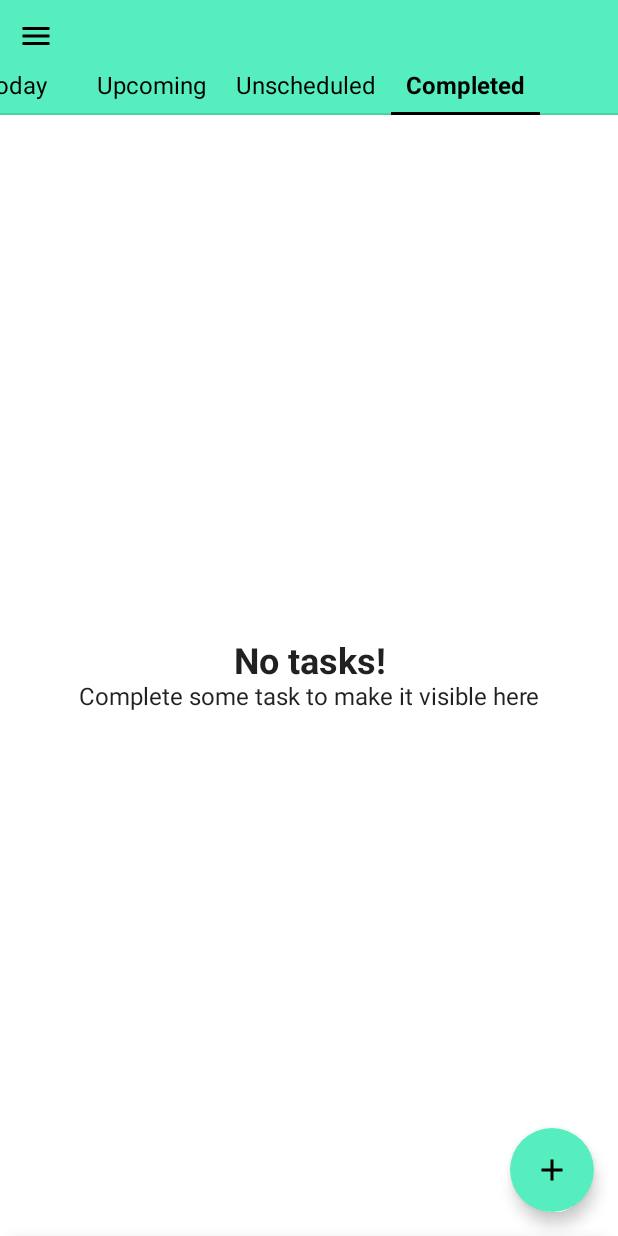
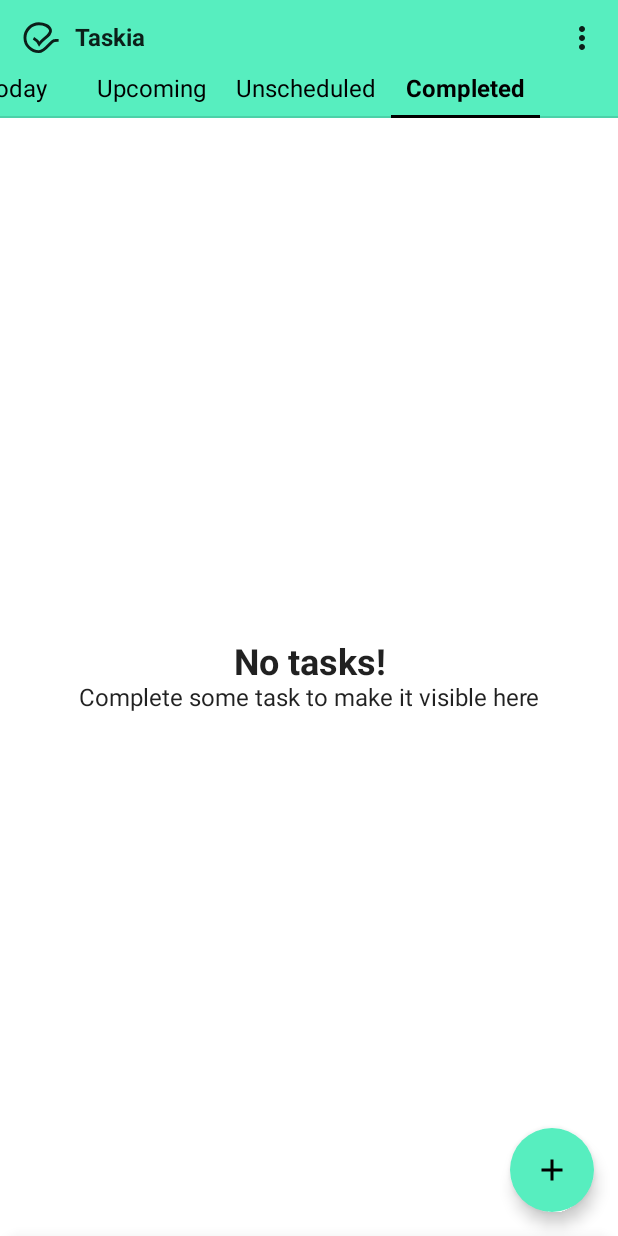
Before and after one commit to mateusz800/Taskia, an Android app built with Jetpack Compose: the screen it shows after launch (MainActivity), tab 4 chosen, on a phone screen of 412 x 824 dp. Run offline under Robolectric (Android 15) with nearby library versions, the phone set to English and light mode, and no system bars; our stand-ins replace Dagger/Hilt's generated code, Room's generated code, livedata-compose; 1 statement that could not run was skipped.

Commit message:
Unsaved changes alert; fix app launching; more icon on top bar

```diff
--- a/app/build.gradle
+++ b/app/build.gradle
@@ -15,8 +15,8 @@ android {
         applicationId "com.mabn.taskia"
         minSdk 26
         targetSdk 32
-        versionCode 2
-        versionName "0.2"
+        versionCode 3
+        versionName "0.3"
 
         testInstrumentationRunner "com.mabn.taskia.domain.di.HiltTestRunner"
 
--- /dev/null
+++ b/app/src/main/java/com/mabn/taskia/domain/util/IntentAction.kt
@@ -0,0 +1,7 @@
+package com.mabn.taskia.domain.util
+
+class IntentAction {
+    companion object{
+        val ACTION_APP_LOADED = "app loaded"
+    }
+}
--- a/app/src/main/java/com/mabn/taskia/ui/MainView.kt
+++ b/app/src/main/java/com/mabn/taskia/ui/MainView.kt
@@ -1,18 +1,13 @@
 package com.mabn.taskia.ui
 
 import androidx.activity.compose.BackHandler
-import androidx.compose.foundation.layout.Column
-import androidx.compose.foundation.layout.fillMaxSize
-import androidx.compose.foundation.layout.requiredHeight
+import androidx.compose.foundation.layout.*
 import androidx.compose.foundation.shape.RoundedCornerShape
 import androidx.compose.material.*
 import androidx.compose.material.icons.Icons
 import androidx.compose.material.icons.filled.Add
-import androidx.compose.runtime.Composable
-import androidx.compose.runtime.LaunchedEffect
-import androidx.compose.runtime.collectAsState
+import androidx.compose.runtime.*
 import androidx.compose.runtime.livedata.observeAsState
-import androidx.compose.runtime.rememberCoroutineScope
 import androidx.compose.ui.ExperimentalComposeUiApi
 import androidx.compose.ui.Modifier
 import androidx.compose.ui.platform.LocalConfiguration
@@ -22,10 +17,13 @@ import androidx.compose.ui.platform.testTag
 import androidx.compose.ui.res.stringResource
 import androidx.compose.ui.tooling.preview.Preview
 import androidx.compose.ui.unit.dp
+import androidx.compose.ui.window.DialogProperties
 import androidx.hilt.navigation.compose.hiltViewModel
+import com.mabn.taskia.R
 import com.mabn.taskia.domain.model.MessageType
 import com.mabn.taskia.ui.common.TopBar
 import com.mabn.taskia.ui.common.drawer.Drawer
+import com.mabn.taskia.ui.common.optionsDropdownMenu.AlertButton
 import com.mabn.taskia.ui.taskForm.TaskFormViewModel
 import com.mabn.taskia.ui.taskForm.view.TaskForm
 import com.mabn.taskia.ui.taskList.view.TaskEntireList
@@ -42,15 +40,23 @@ fun MainView(viewModel: MainViewModel) {
     val keyboardController = LocalSoftwareKeyboardController.current
     val taskFormViewModel: TaskFormViewModel = hiltViewModel()
     val currentList = viewModel.currentList.collectAsState()
+    val formDataChanged = taskFormViewModel.dataChanged.collectAsState()
+    val showTaskChangedDialog = remember{ mutableStateOf(false)}
     val modalBottomSheetState =
         rememberModalBottomSheetState(
             initialValue = ModalBottomSheetValue.Hidden,
             confirmStateChange = {
                 if (it == ModalBottomSheetValue.Hidden) {
                     keyboardController?.hide()
+                    showTaskChangedDialog.value = false
                     taskFormViewModel.isVisible.value = false
+                    if (formDataChanged.value) {
+                        showTaskChangedDialog.value = true
+                    }
+                } else {
+                    showTaskChangedDialog.value = false
                 }
-                true
+                !formDataChanged.value
                 // it != ModalBottomSheetValue.HalfExpanded
             })
 
@@ -106,6 +112,7 @@ fun MainView(viewModel: MainViewModel) {
     }
     BackHandler(modalBottomSheetState.isVisible) {
         coroutineScope.launch(Dispatchers.Main) {
+
             hideBottomSheet()
         }
     }
@@ -186,6 +193,47 @@ fun MainView(viewModel: MainViewModel) {
 
         }
     }
+    if(showTaskChangedDialog.value) {
+        NotSavedAlert(saveFun = {
+            taskFormViewModel.saveTask()
+            hideBottomSheet()
+            showTaskChangedDialog.value = false
+        }) {
+            hideBottomSheet()
+            showTaskChangedDialog.value = false
+        }
+    }
+}
+
+@Composable
+private fun NotSavedAlert( saveFun: () -> Unit, dismissFun: () -> Unit) {
+    AlertDialog(
+        onDismissRequest = {
+        },
+        properties = DialogProperties(),
+        title = {
+            Text(stringResource(id = R.string.unsaved_changes))
+        },
+        buttons = {
+            Row(
+                modifier = Modifier.fillMaxWidth(),
+                horizontalArrangement = Arrangement.Center
+            ) {
+                AlertButton(
+                    stringResource(id = R.string.discard),
+                    onClick = {
+                        dismissFun()
+                    }
+                )
+                AlertButton(
+                    stringResource(id = R.string.save),
+                    onClick = { saveFun() }
+                )
+
+            }
+
+        }
+    )
 }
 
 
--- a/app/src/main/java/com/mabn/taskia/ui/MainViewModel.kt
+++ b/app/src/main/java/com/mabn/taskia/ui/MainViewModel.kt
@@ -1,5 +1,9 @@
 package com.mabn.taskia.ui
 
+import android.content.BroadcastReceiver
+import android.content.Context
+import android.content.Intent
+import android.content.IntentFilter
 import androidx.lifecycle.LiveData
 import androidx.lifecycle.MutableLiveData
 import androidx.lifecycle.ViewModel
@@ -7,6 +11,8 @@ import androidx.lifecycle.viewModelScope
 import com.mabn.taskia.domain.model.Message
 import com.mabn.taskia.domain.model.MessageType
 import com.mabn.taskia.domain.persistence.repository.MessageRepository
+import com.mabn.taskia.domain.util.ContextProvider
+import com.mabn.taskia.domain.util.IntentAction
 import com.mabn.taskia.ui.taskList.ListType
 import dagger.hilt.android.lifecycle.HiltViewModel
 import kotlinx.coroutines.Dispatchers
@@ -18,11 +24,29 @@ import javax.inject.Inject
 
 @HiltViewModel
 class MainViewModel @Inject constructor(
-    private val messageRepository: MessageRepository
+    private val messageRepository: MessageRepository,
+    private val contextProvider: ContextProvider
 ) : ViewModel() {
+    private val broadcastReceiver: BroadcastReceiver = object : BroadcastReceiver() {
+        override fun onReceive(context: Context, intent: Intent) {
+            when (intent.action) {
+                IntentAction.ACTION_APP_LOADED -> {
+                    viewModelScope.launch(Dispatchers.IO) { _currentState.emit(MainViewState.Loaded) }
+                }
+            }
+        }
+    }
+
     private val _currentState = MutableStateFlow<MainViewState>(MainViewState.Loading)
     val currentState: StateFlow<MainViewState>
         get() = _currentState
+
+    init {
+        val filter = IntentFilter().apply {
+            addAction(IntentAction.ACTION_APP_LOADED)
+        }
+        contextProvider.getContext().registerReceiver(broadcastReceiver, filter)
+    }
 
 
     val availableListSet = setOf(
--- a/app/src/main/java/com/mabn/taskia/ui/common/TopBar.kt
+++ b/app/src/main/java/com/mabn/taskia/ui/common/TopBar.kt
@@ -5,13 +5,17 @@ import androidx.compose.foundation.layout.*
 import androidx.compose.material.Icon
 import androidx.compose.material.IconButton
 import androidx.compose.material.MaterialTheme
+import androidx.compose.material.Text
 import androidx.compose.material.icons.Icons
-import androidx.compose.material.icons.filled.Menu
+import androidx.compose.material.icons.filled.MoreVert
 import androidx.compose.runtime.Composable
 import androidx.compose.runtime.mutableStateOf
 import androidx.compose.runtime.remember
+import androidx.compose.ui.Alignment
 import androidx.compose.ui.Modifier
+import androidx.compose.ui.res.painterResource
 import androidx.compose.ui.res.stringResource
+import androidx.compose.ui.text.font.FontWeight
 import androidx.compose.ui.tooling.preview.Preview
 import androidx.compose.ui.unit.dp
 import com.mabn.taskia.R
@@ -26,15 +30,31 @@ fun TopBar(tabs: List<Pair<String, () -> Unit>>, onMenuClick: () -> Unit) {
             .background(MaterialTheme.colors.primary)
     ) {
 
-        Row(modifier = Modifier.fillMaxWidth()) {
-            IconButton(onClick = onMenuClick) {
+        Row(
+            modifier = Modifier.fillMaxWidth(),
+            horizontalArrangement = Arrangement.SpaceBetween,
+            verticalAlignment = Alignment.CenterVertically
+        ) {
+            /*IconButton(onClick = onMenuClick) {
                 Icon(
                     Icons.Filled.Menu,
                     contentDescription = stringResource(id = R.string.menu),
                     tint = MaterialTheme.colors.onPrimary
                 )
+            }*/
+
+            Row(verticalAlignment = Alignment.CenterVertically) {
+                Icon(
+                    painter = painterResource(id = R.drawable.ic_launcher_foreground),
+                    contentDescription = null,
+                    modifier = Modifier.height(50.dp)
+                )
+                Text(
+                    stringResource(id = R.string.app_name),
+                    fontWeight = FontWeight.Bold
+                )
             }
-            /*
+
             IconButton(onClick = { menuExpanded.value = !menuExpanded.value }) {
                 Icon(
                     Icons.Filled.MoreVert,
@@ -42,19 +62,24 @@ fun TopBar(tabs: List<Pair<String, () -> Unit>>, onMenuClick: () -> Unit) {
                 )
             }
 
-             */
         }
-        Tabs(tabs = tabs)
-
         Box(
             modifier = Modifier
                 .padding(end = 10.dp)
+                .fillMaxWidth(),
+            contentAlignment = Alignment.TopEnd
         ) {
-            OptionsDropdownMenu(
-                expanded = menuExpanded.value,
-                onDismissRequest = { menuExpanded.value = false })
+            Box {
+                OptionsDropdownMenu(
+                    expanded = menuExpanded.value,
+                    onDismissRequest = { menuExpanded.value = false })
+            }
         }
+
+        Tabs(tabs = tabs)
     }
+
+
 }
 
 
--- a/app/src/main/java/com/mabn/taskia/ui/taskForm/TaskFormViewModel.kt
+++ b/app/src/main/java/com/mabn/taskia/ui/taskForm/TaskFormViewModel.kt
@@ -30,6 +30,9 @@ class TaskFormViewModel @Inject constructor(
     var isVisible = MutableStateFlow(false)
     private var _task: Task? = null
 
+    private val _dataChanged = MutableStateFlow(false)
+    val dataChanged:StateFlow<Boolean> = _dataChanged
+
     private var _currentList: ListType = ListType.Today
     private val _title = MutableStateFlow("")
     val title: StateFlow<String>
@@ -61,9 +64,11 @@ class TaskFormViewModel @Inject constructor(
 
     fun onTitleChanged(title: String) {
         _title.value = title
+        _dataChanged.value = true
     }
 
     fun updateDueToDate(value: String) {
+        _dataChanged.value = true
         viewModelScope.launch(Dispatchers.IO) {
             if (value.isBlank()) {
                 _dueTo.emit(null)
@@ -171,6 +176,7 @@ class TaskFormViewModel @Inject constructor(
         try {
             subtasks[subtasks.indexOf(subtask)] =
                 subtasks[subtasks.indexOf(subtask)].copy(title = newTitle)
+            _dataChanged.value = true
         } catch (e: IndexOutOfBoundsException) {
             e.printStackTrace()
         }
@@ -181,5 +187,6 @@ class TaskFormViewModel @Inject constructor(
         _title.value = ""
         initDueToDefaultValue()
         subtasks.clear()
+        _dataChanged.value = false
     }
 }
--- a/app/src/main/java/com/mabn/taskia/ui/taskForm/view/TaskForm.kt
+++ b/app/src/main/java/com/mabn/taskia/ui/taskForm/view/TaskForm.kt
@@ -5,9 +5,7 @@ import androidx.compose.foundation.layout.*
 import androidx.compose.foundation.shape.RoundedCornerShape
 import androidx.compose.foundation.text.KeyboardActions
 import androidx.compose.foundation.text.KeyboardOptions
-import androidx.compose.material.Icon
-import androidx.compose.material.IconButton
-import androidx.compose.material.MaterialTheme
+import androidx.compose.material.*
 import androidx.compose.material.icons.Icons
 import androidx.compose.material.icons.filled.Save
 import androidx.compose.runtime.Composable
@@ -28,18 +26,24 @@ import androidx.compose.ui.res.stringResource
 import androidx.compose.ui.text.input.ImeAction
 import androidx.compose.ui.tooling.preview.Preview
 import androidx.compose.ui.unit.dp
+import androidx.compose.ui.window.DialogProperties
 import com.mabn.taskia.R
 import com.mabn.taskia.domain.model.Task
 import com.mabn.taskia.ui.common.CustomTextField
+import com.mabn.taskia.ui.common.optionsDropdownMenu.AlertButton
 import com.mabn.taskia.ui.taskForm.TaskFormViewModel
 
 @Composable
-fun TaskForm(viewModel: TaskFormViewModel, closeFunc: () -> Unit) {
+fun TaskForm(
+    viewModel: TaskFormViewModel,
+    closeFunc: () -> Unit
+) {
     val title by viewModel.title.collectAsState()
     val dueToDayText by viewModel.dueDay.collectAsState()
     val isVisible = viewModel.isVisible.collectAsState()
     val subtasks = viewModel.subtasks
 
+    //val showAlert = remember { mutableStateOf(showNotSavedAlert) }
     Column(horizontalAlignment = Alignment.CenterHorizontally) {
         Box(
             modifier = Modifier
@@ -68,8 +72,22 @@ fun TaskForm(viewModel: TaskFormViewModel, closeFunc: () -> Unit) {
             endDateText = dueToDayText,
             updateDueTo = { value -> viewModel.updateDueToDate(value) }
         )
+        /*
+        NotSavedAlert(show = showAlert.value, saveFun = {
+            if (viewModel.verifyData()) {
+                viewModel.saveTask()
+                viewModel.clear()
+                closeFunc()
+            }
+        }) {
+            showAlert.value = false
+            closeFunc()
+        }
+
+         */
     }
 }
+
 
 @OptIn(ExperimentalComposeUiApi::class)
 @Composable
@@ -125,10 +143,10 @@ private fun TaskForm(
             addNewFun = addNewSubtaskFun,
             onTitleChanged = updateSubtaskTitle
         )
+    }
+}
 
 
-    }
-}
 
 
 @OptIn(ExperimentalComposeUiApi::class)
--- a/app/src/main/java/com/mabn/taskia/ui/taskList/TaskListViewModel.kt
+++ b/app/src/main/java/com/mabn/taskia/ui/taskList/TaskListViewModel.kt
@@ -1,5 +1,6 @@
 package com.mabn.taskia.ui.taskList
 
+import android.content.Intent
 import androidx.compose.runtime.snapshots.SnapshotStateList
 import androidx.compose.runtime.snapshots.SnapshotStateMap
 import androidx.lifecycle.LiveData
@@ -13,6 +14,7 @@ import com.mabn.taskia.domain.model.Task
 import com.mabn.taskia.domain.persistence.repository.MessageRepository
 import com.mabn.taskia.domain.persistence.repository.TaskRepository
 import com.mabn.taskia.domain.util.ContextProvider
+import com.mabn.taskia.domain.util.IntentAction
 import dagger.hilt.android.lifecycle.HiltViewModel
 import kotlinx.coroutines.Dispatchers
 import kotlinx.coroutines.Job
@@ -75,12 +77,8 @@ class TaskListViewModel @Inject constructor(
                 val prevValue = _tasks.value
                 _tasks.postValue(newTasksData)
                 if (prevValue == null) {
-                    messageRepository.insertMessage(
-                        Message(
-                            text = "Tasks loaded",
-                            type = MessageType.LOADED_EVENT
-                        )
-                    )
+                    contextProvider.getContext()
+                        .sendBroadcast(Intent(IntentAction.ACTION_APP_LOADED))
                 }
             }
         })
@@ -97,12 +95,8 @@ class TaskListViewModel @Inject constructor(
                 val prevValue = _todayTasks.value
                 _todayTasks.postValue(todayTaskList)
                 if (prevValue == null) {
-                    messageRepository.insertMessage(
-                        Message(
-                            text = "Tasks loaded",
-                            type = MessageType.LOADED_EVENT
-                        )
-                    )
+                    contextProvider.getContext()
+                        .sendBroadcast(Intent(IntentAction.ACTION_APP_LOADED))
                 }
             }
         })
@@ -118,12 +112,8 @@ class TaskListViewModel @Inject constructor(
                 val prevValue = _unscheduledTasks.value
                 _unscheduledTasks.postValue(unscheduledTaskList)
                 if (prevValue == null) {
-                    messageRepository.insertMessage(
-                        Message(
-                            text = "Tasks loaded",
-                            type = MessageType.LOADED_EVENT
-                        )
-                    )
+                    contextProvider.getContext()
+                        .sendBroadcast(Intent(IntentAction.ACTION_APP_LOADED))
                 }
 
             }
@@ -140,12 +130,8 @@ class TaskListViewModel @Inject constructor(
                 val prevValue = _completedTasks.value
                 _completedTasks.postValue(completedTaskList)
                 if (prevValue == null) {
-                    messageRepository.insertMessage(
-                        Message(
-                            text = "Tasks loaded",
-                            type = MessageType.LOADED_EVENT
-                        )
-                    )
+                    contextProvider.getContext()
+                        .sendBroadcast(Intent(IntentAction.ACTION_APP_LOADED))
                 }
             }
         })
@@ -161,12 +147,8 @@ class TaskListViewModel @Inject constructor(
                 val prevValue = _upcomingTasks.value
                 _upcomingTasks.postValue(upcomingTaskList)
                 if (prevValue == null) {
-                    messageRepository.insertMessage(
-                        Message(
-                            text = "Tasks loaded",
-                            type = MessageType.LOADED_EVENT
-                        )
-                    )
+                    contextProvider.getContext()
+                        .sendBroadcast(Intent(IntentAction.ACTION_APP_LOADED))
                 }
             }
         })
--- a/app/src/main/java/com/mabn/taskia/ui/taskList/view/TaskEntireList.kt
+++ b/app/src/main/java/com/mabn/taskia/ui/taskList/view/TaskEntireList.kt
@@ -122,15 +122,19 @@ fun TaskEntireList(
 
             }
         }
-        if (tasks.value?.isEmpty() == true) {
+        if (tasks.value.isNullOrEmpty()) {
             Box(
                 contentAlignment = Alignment.Center,
                 modifier = Modifier.fillMaxSize()
             ) {
-                NoTasks(listType)
+                if(tasks.value == null){
+                    // loading
+                }
+                if(tasks.value?.isEmpty() == true){
+                    NoTasks(listType)
+                }
+
             }
-        } else {
-            // TODO : loading animation
         }
     }
 }
--- a/app/src/main/res/values/strings.xml
+++ b/app/src/main/res/values/strings.xml
@@ -37,6 +37,8 @@
     <string name="drag">Drag</string>
     <string name="yesterday">Yesterday</string>
     <string name="day_end_is_coming">The end of the day is coming</string>
+    <string name="unsaved_changes">You have some unsaved changes. Do you want to save it?</string>
+    <string name="discard">Discard</string>
     <plurals name="uncompleted_tasks_with_count">
         <item quantity="one">You have still uncompleted %d task</item>
         <item quantity="other">You have still uncompleted %d tasks</item>
```
Also changed, not shown: app/src/main/java/com/mabn/taskia/ui/common/optionsDropdownMenu/OptionsDropdownMenu.kt (+5 -2 lines).
